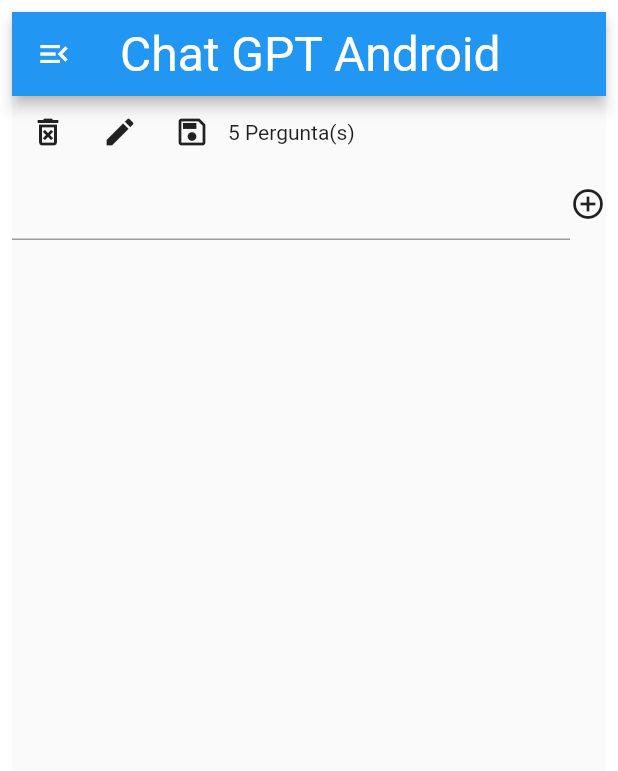
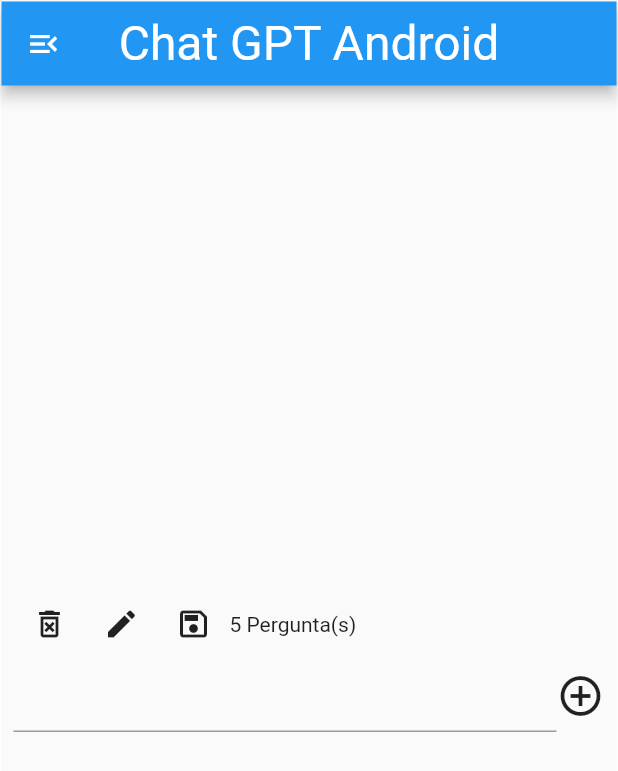
Before and after one commit to Gabriel-GFF/Flutter-chatGPT, a Flutter app: the screen it shows after launch, on a phone screen of 412 x 824 dp. Shown: the top 771 px of the screen. Run offline on Flutter 3.47's test engine with Material 2 defaults, Android fonts, the phone set to English and light mode, and no system bars.

Commit message:
Atualização

```diff
--- a/lib/main.dart
+++ b/lib/main.dart
@@ -11,7 +11,7 @@ class MainApp extends StatelessWidget {
 
   @override
   Widget build(BuildContext context) {
-    print(enviarMensagem("Me conte uma piada"));
+   // print(enviarMensagem("Me conte uma piada"));
     return MaterialApp(
       debugShowCheckedModeBanner: true,
       home: home_page()
--- a/lib/widgets/home_page.dart
+++ b/lib/widgets/home_page.dart
@@ -33,7 +33,7 @@ class _home_pageState extends State<home_page> {
   @override
   Widget build(BuildContext context) {
     return SafeArea(
-    minimum: const EdgeInsets.all(8),
+    minimum: const EdgeInsets.all(1),
     child: Scaffold(
           appBar: AppBar(
             leading:const Icon(Icons.menu_open_outlined),
@@ -42,7 +42,10 @@ class _home_pageState extends State<home_page> {
             titleTextStyle: const TextStyle(fontSize: 32),
           ),
           body: Center(
+            child: SingleChildScrollView(
+              padding: EdgeInsets.all(8),
               child: Column(
+                crossAxisAlignment: CrossAxisAlignment.start,
               children: [/*ListView.builder(
                 itemCount: 1,
                 itemBuilder: (BuildContext context, int index) {
@@ -62,10 +65,11 @@ class _home_pageState extends State<home_page> {
 
                       ),
                     ),
-                  Icon(Icons.add_circle_outline)
+                    const Icon(Icons.add_circle_outline,size: 32,)
                   ],
                 )
               ],
+              ),
             ),
           )
           ),
```
Lines whose indentation alone changed are shown as unchanged.
